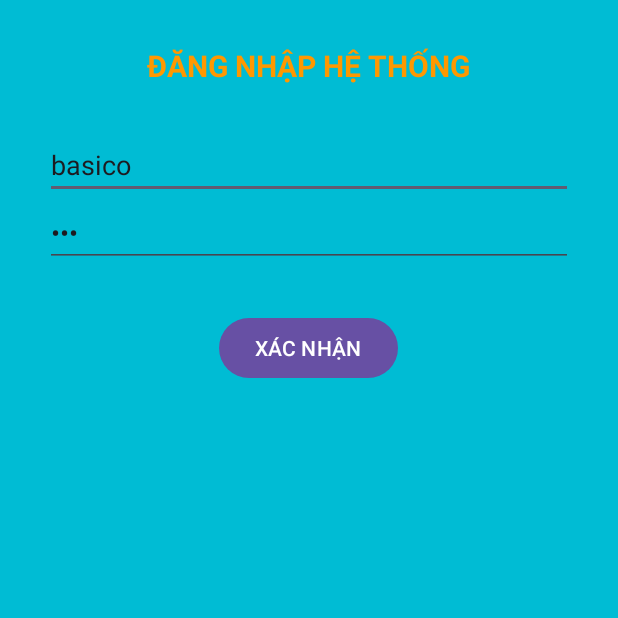
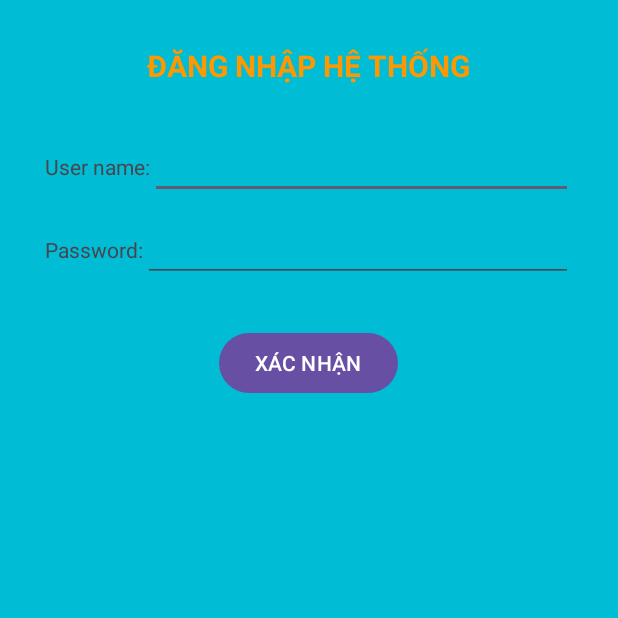
Before and after one commit to BaSiCo62132949/62132949-AndroidProgrammin, an Android app: the LoginActivity screen opened directly, with no data from a screen before it, on a phone screen of 412 x 824 dp, the top half of it. Run offline under Robolectric (Android 15) with nearby library versions, the light colour scheme and no system bars.

```diff
--- a/Ex7_IntentLogin/app/src/main/AndroidManifest.xml
+++ b/Ex7_IntentLogin/app/src/main/AndroidManifest.xml
@@ -13,6 +13,9 @@
         android:theme="@style/Theme.Ex7_IntentLogin"
         tools:targetApi="31">
         <activity
+            android:name=".HomeActivity"
+            android:exported="false" />
+        <activity
             android:name=".LoginActivity"
             android:exported="false" />
         <activity
--- a/Ex7_IntentLogin/app/src/main/res/layout/activity_login.xml
+++ b/Ex7_IntentLogin/app/src/main/res/layout/activity_login.xml
@@ -16,28 +16,49 @@
         android:layout_marginBottom="30dp"
         android:text="ĐĂNG NHẬP HỆ THỐNG"
         android:textColor="#FF9800"
-        android:textSize="20dp"
+        android:textSize="20sp"
         android:textStyle="bold" />
 
-    <EditText
-        android:id="@+id/edtUsername"
+    <LinearLayout
         android:layout_width="match_parent"
         android:layout_height="wrap_content"
-        android:layout_marginLeft="30dp"
-        android:layout_marginRight="30dp"
-        android:hint="User name:"
-        android:inputType="text"
-        android:text="basico" />
+        android:orientation="horizontal"
+        android:paddingHorizontal="30dp">
 
-    <EditText
-        android:id="@+id/edtPass"
+        <TextView
+            android:layout_width="wrap_content"
+            android:layout_height="wrap_content"
+            android:text="User name:" />
+
+        <EditText
+            android:id="@+id/edtUsername"
+            android:layout_width="0dp"
+            android:layout_height="wrap_content"
+            android:layout_weight="1"
+            android:inputType="text"
+            android:text="" />
+    </LinearLayout>
+
+    <LinearLayout
         android:layout_width="match_parent"
         android:layout_height="wrap_content"
-        android:layout_marginLeft="30dp"
-        android:layout_marginRight="30dp"
-        android:hint="Password:"
-        android:inputType="textPassword"
-        android:text="123" />
+        android:orientation="horizontal"
+        android:paddingHorizontal="30dp"
+        android:layout_marginTop="10dp">
+
+        <TextView
+            android:layout_width="wrap_content"
+            android:layout_height="wrap_content"
+            android:text="Password:" />
+
+        <EditText
+            android:id="@+id/edtPass"
+            android:layout_width="0dp"
+            android:layout_height="wrap_content"
+            android:layout_weight="1"
+            android:inputType="textPassword"
+            android:text="" />
+    </LinearLayout>
 
     <Button
         android:id="@+id/btnOK"
@@ -51,10 +72,10 @@
         android:layout_width="wrap_content"
         android:layout_height="wrap_content"
         android:layout_marginTop="15dp"
-        android:gravity="center_horizontal"
+        android:gravity="center"
         android:text="BẠN NHẬP SAI THÔNG TIN"
         android:textColor="#E91E63"
-        android:textSize="16dp"
+        android:textSize="16sp"
         android:textStyle="bold"
         android:visibility="invisible" />
 </LinearLayout>
```
Also changed, not shown: Ex7_IntentLogin/app/src/main/java/ntu/basico/ex7_intentlogin/HomeActivity.java (added, +26 -0 lines), Ex7_IntentLogin/app/src/main/res/layout/activity_home.xml (added, +73 -0 lines), 1 other file.
